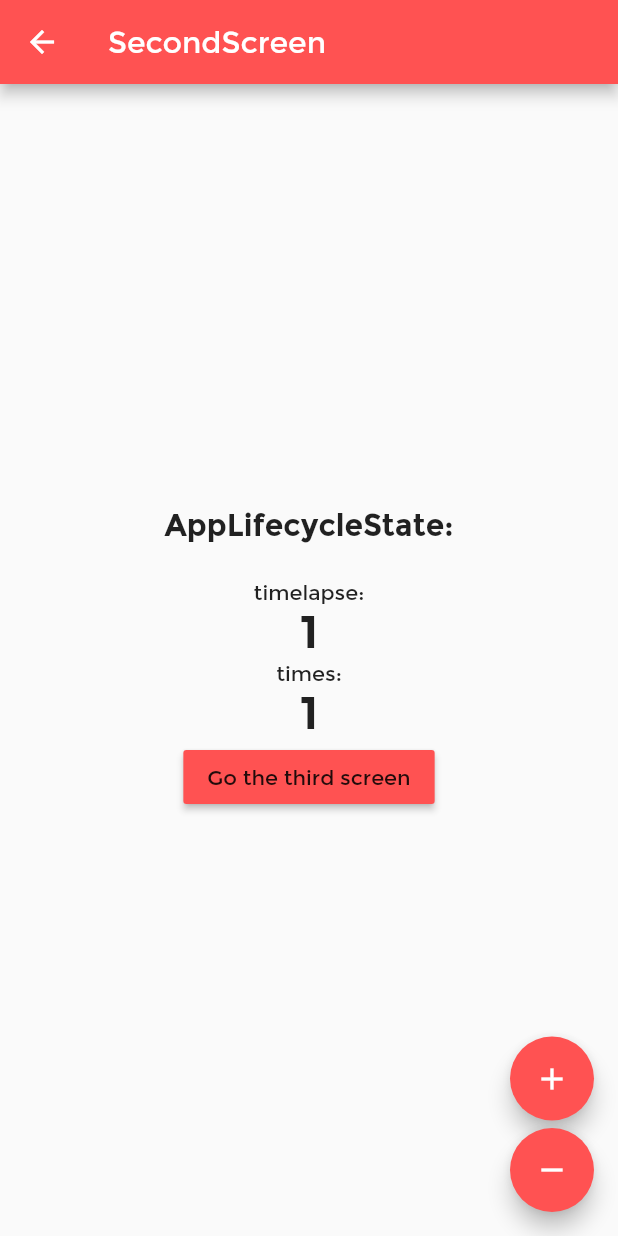
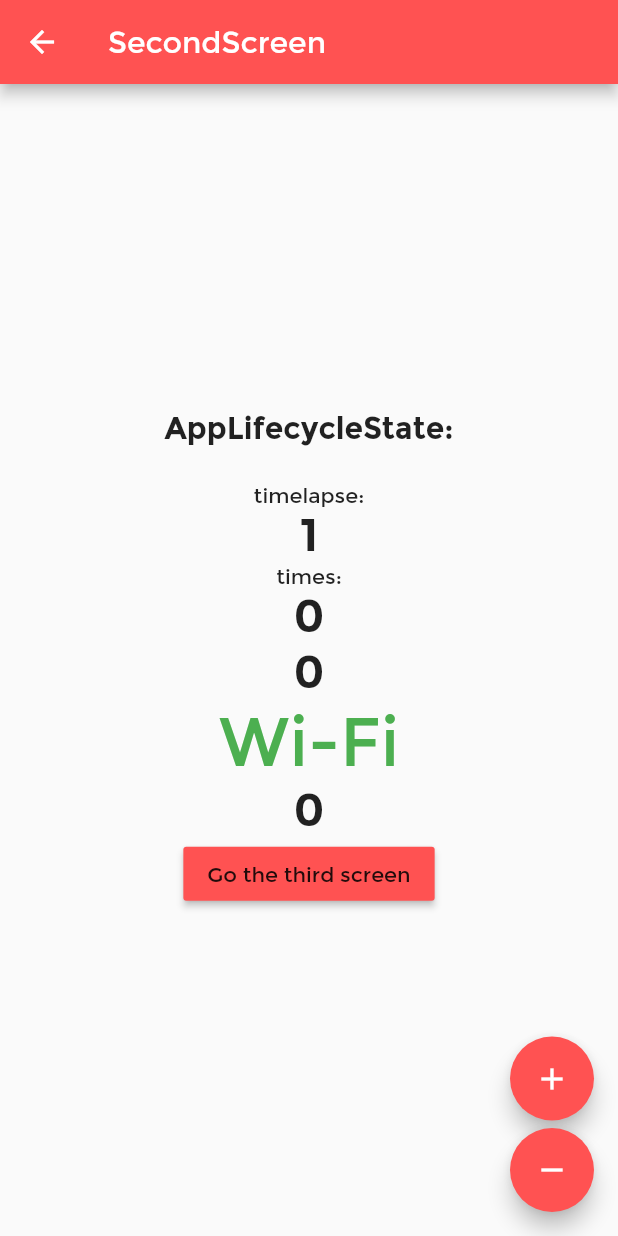
Before and after one commit to DokuroGitHub/flutter20220623, a Flutter app: the SecondScreen screen opened by its route, on a phone screen of 412 x 824 dp. Run offline on Flutter 3.47's test engine with Material 2 defaults, Android fonts, the phone set to English and light mode, and no system bars; our stand-ins replace bloc, connectivity_plus, equatable, flutter_bloc, hydrated_bloc.

Commit message:
c4: add hydrated_bloc settings_screen

```diff
--- a/lib/logic/cubit/counter_cubit.dart
+++ b/lib/logic/cubit/counter_cubit.dart
@@ -1,11 +1,24 @@
-import 'package:bloc/bloc.dart';
+import 'dart:convert';
+
 import 'package:equatable/equatable.dart';
+import 'package:hydrated_bloc/hydrated_bloc.dart';
 
 part 'counter_state.dart';
 
-class CounterCubit extends Cubit<CounterState> {
+class CounterCubit extends Cubit<CounterState> with HydratedMixin {
   CounterCubit()
       : super(const CounterState(counterValue: 0, wasIncrement: null));
+
+  // HyndratedBloc
+  @override
+  CounterState? fromJson(Map<String, dynamic> json) {
+    return CounterState.fromMap(json);
+  }
+
+  @override
+  Map<String, dynamic>? toJson(CounterState state) {
+    return state.toMap();
+  }
 
   void increment() => emit(
       CounterState(counterValue: state.counterValue + 1, wasIncrement: true));
--- a/lib/logic/cubit/counter_state.dart
+++ b/lib/logic/cubit/counter_state.dart
@@ -1,4 +1,5 @@
 // ignore_for_file: public_member_api_docs, sort_constructors_first
+
 part of 'counter_cubit.dart';
 
 class CounterState extends Equatable {
@@ -7,9 +8,43 @@
     this.wasIncrement,
   });
 
+  factory CounterState.fromJson(String source) =>
+      CounterState.fromMap(json.decode(source) as Map<String, dynamic>);
+
+  factory CounterState.fromMap(Map<String, dynamic> map) {
+    return CounterState(
+      counterValue: map['counterValue'] as int,
+      wasIncrement:
+          map['wasIncrement'] != null ? map['wasIncrement'] as bool : null,
+    );
+  }
+
   final int counterValue;
   final bool? wasIncrement;
 
   @override
   List<Object?> get props => [counterValue, wasIncrement];
+
+  @override
+  String toString() =>
+      'CounterState(counterValue: $counterValue, wasIncrement: $wasIncrement)';
+
+  CounterState copyWith({
+    int? counterValue,
+    bool? wasIncrement,
+  }) {
+    return CounterState(
+      counterValue: counterValue ?? this.counterValue,
+      wasIncrement: wasIncrement ?? this.wasIncrement,
+    );
+  }
+
+  Map<String, dynamic> toMap() {
+    return <String, dynamic>{
+      'counterValue': counterValue,
+      'wasIncrement': wasIncrement,
+    };
+  }
+
+  String toJson() => json.encode(toMap());
 }
--- a/lib/logic/cubit/life_counter_state.dart
+++ b/lib/logic/cubit/life_counter_state.dart
@@ -15,4 +15,7 @@
 
 class LifeCounterLoaded extends LifeCounterState {
   const LifeCounterLoaded(super.counterValue);
+
+  @override
+  String toString() => 'LifeCounterState(counterValue: $counterValue)';
 }
--- /dev/null
+++ b/lib/logic/cubit/settings_cubit.dart
@@ -0,0 +1,18 @@
+import 'package:bloc/bloc.dart';
+import 'package:equatable/equatable.dart';
+
+part 'settings_state.dart';
+
+class SettingsCubit extends Cubit<SettingsState> {
+  SettingsCubit()
+      : super(const SettingsState(
+          appNotification: false,
+          emailNotification: false,
+        ));
+
+  void toggleAppNotification(bool newValue) =>
+      emit(state.copyWith(appNotification: newValue));
+
+  void toggleEmailNotification(bool newValue) =>
+      emit(state.copyWith(emailNotification: newValue));
+}
--- /dev/null
+++ b/lib/logic/cubit/settings_state.dart
@@ -0,0 +1,30 @@
+// ignore_for_file: public_member_api_docs, sort_constructors_first
+part of 'settings_cubit.dart';
+
+class SettingsState extends Equatable {
+  const SettingsState({
+    required this.appNotification,
+    required this.emailNotification,
+  });
+
+  final bool appNotification;
+  final bool emailNotification;
+
+  @override
+  List<Object> get props => [appNotification, emailNotification];
+
+  @override
+  String toString() {
+    return 'SettingsState(appNotification: $appNotification, emailNotification: $emailNotification)';
+  }
+
+  SettingsState copyWith({
+    bool? appNotification,
+    bool? emailNotification,
+  }) {
+    return SettingsState(
+      appNotification: appNotification ?? this.appNotification,
+      emailNotification: emailNotification ?? this.emailNotification,
+    );
+  }
+}
--- a/lib/presentation/screens/second_screen.dart
+++ b/lib/presentation/screens/second_screen.dart
@@ -1,7 +1,9 @@
 import 'dart:async';
 
 import 'package:flutter/material.dart';
+import 'package:flutter20220623/constants/enums.dart';
 import 'package:flutter20220623/logic/cubit/counter_cubit.dart';
+import 'package:flutter20220623/logic/cubit/internet_cubit.dart';
 import 'package:flutter20220623/logic/cubit/life_counter_cubit.dart';
 import 'package:flutter_bloc/flutter_bloc.dart';
 
@@ -84,6 +86,7 @@
         child: Column(
           mainAxisAlignment: MainAxisAlignment.center,
           children: [
+            // AppLifecycleState
             const Text(
               'AppLifecycleState:',
               style: TextStyle(
@@ -91,6 +94,7 @@
                 fontWeight: FontWeight.bold,
               ),
             ),
+            // _appLifecycleState
             Text(
               _appLifecycleState,
               style: TextStyle(
@@ -117,7 +121,63 @@
               },
             ),
             const Text('times:'),
-            // CounterCubit, state.counterValue
+            // CounterCubit
+            Builder(builder: (context) {
+              final counterValue = context
+                  .select((CounterCubit cubit) => cubit.state.counterValue);
+              return Text(
+                '$counterValue',
+                style: const TextStyle(
+                  fontSize: 30,
+                  fontWeight: FontWeight.bold,
+                ),
+              );
+            }),
+            // CounterCubit
+            Builder(builder: (context) {
+              final counterState = context.watch<CounterCubit>().state;
+              return Text(
+                '${counterState.counterValue}',
+                style: const TextStyle(
+                  fontSize: 30,
+                  fontWeight: FontWeight.bold,
+                ),
+              );
+            }),
+            // InternetCubit
+            Builder(builder: (context) {
+              final internetState = context.watch<InternetCubit>().state;
+
+              if (internetState is InternetConnected &&
+                  internetState.connectionType == ConnectionType.wifi) {
+                return Text(
+                  'Wi-Fi',
+                  style: Theme.of(context)
+                      .textTheme
+                      .headline3
+                      ?.copyWith(color: Colors.green),
+                );
+              } else if (internetState is InternetConnected &&
+                  internetState.connectionType == ConnectionType.mobile) {
+                return Text(
+                  'Mobile',
+                  style: Theme.of(context)
+                      .textTheme
+                      .headline3
+                      ?.copyWith(color: Colors.red),
+                );
+              } else if (internetState is InternetDisconnected) {
+                return Text(
+                  'Disconnected',
+                  style: Theme.of(context)
+                      .textTheme
+                      .headline3
+                      ?.copyWith(color: Colors.grey),
+                );
+              }
+              return const CircularProgressIndicator();
+            }),
+            // CounterCubit, CounterState
             BlocBuilder<CounterCubit, CounterState>(
               builder: (context, state) {
                 return Text(
@@ -129,6 +189,7 @@
                 );
               },
             ),
+            // Go the third screen
             MaterialButton(
               onPressed: () {
                 Navigator.of(context).pushNamed('/third');
--- a/lib/router/app_router.dart
+++ b/lib/router/app_router.dart
@@ -1,6 +1,7 @@
 import 'package:flutter/material.dart';
 import 'package:flutter20220623/presentation/screens/home_screen.dart';
 import 'package:flutter20220623/presentation/screens/second_screen.dart';
+import 'package:flutter20220623/presentation/screens/settings_screen.dart';
 import 'package:flutter20220623/presentation/screens/third_screen.dart';
 import 'package:flutter20220623/presentation/screens/web_screen.dart';
 
@@ -35,6 +36,10 @@
             color: Colors.grey,
           ),
         );
+      case '/settings':
+        return MaterialPageRoute(
+          builder: (_) => const SettingsScreen(),
+        );
       default:
         return MaterialPageRoute(
           builder: (_) => Scaffold(
--- a/pubspec.yaml
+++ b/pubspec.yaml
@@ -18,7 +18,7 @@
 version: 1.0.0+1
 
 environment:
-  sdk: '>=2.18.0-165.1.beta <3.0.0'
+  sdk: ">=2.18.0-165.1.beta <3.0.0"
 
 # Dependencies specify other packages that your package needs in order to work.
 # To automatically upgrade your package dependencies to the latest versions
@@ -35,6 +35,8 @@
   flutter:
     sdk: flutter
   flutter_bloc: ^8.0.1
+  hydrated_bloc: ^8.1.0
+  path_provider: ^2.0.11
 
 dev_dependencies:
   flutter_lints: ^2.0.0
```
Also changed, not shown: lib/logic/utility/app_bloc_observer.dart (added, +40 -0 lines), lib/main.dart (+31 -11 lines), lib/presentation/screens/home_screen.dart (+32 -9 lines), lib/presentation/screens/settings_screen.dart (added, +51 -0 lines), bloc_naming.png (added), bloc_sumary.png (added), pubspec.lock, 1 other file.
